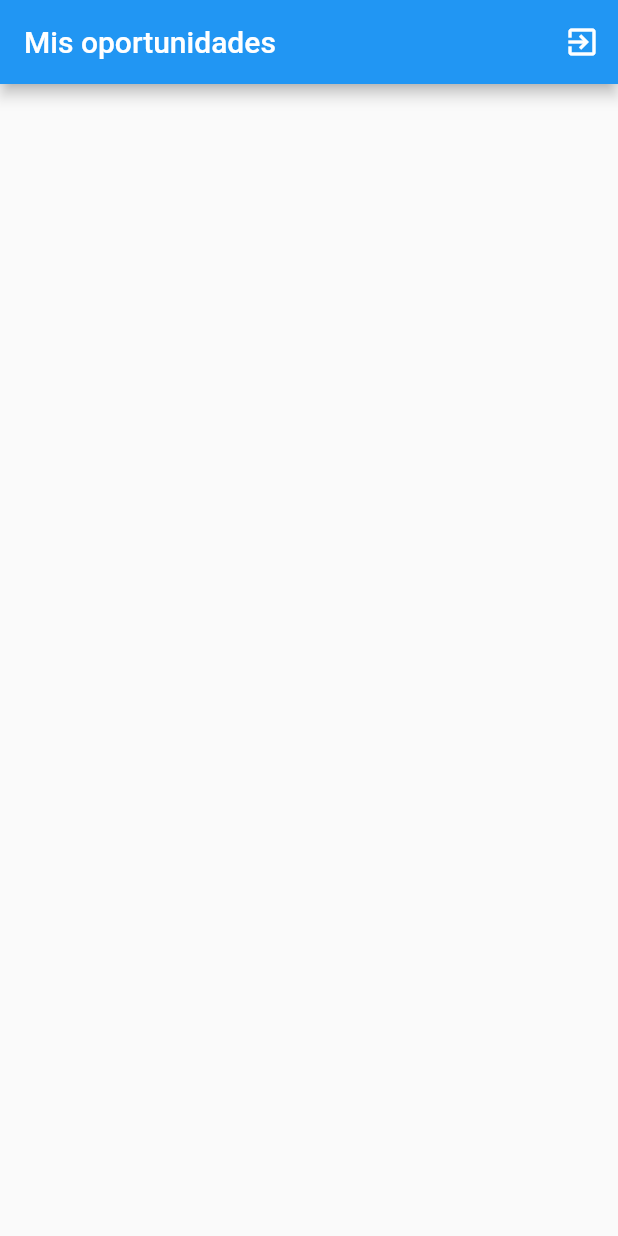
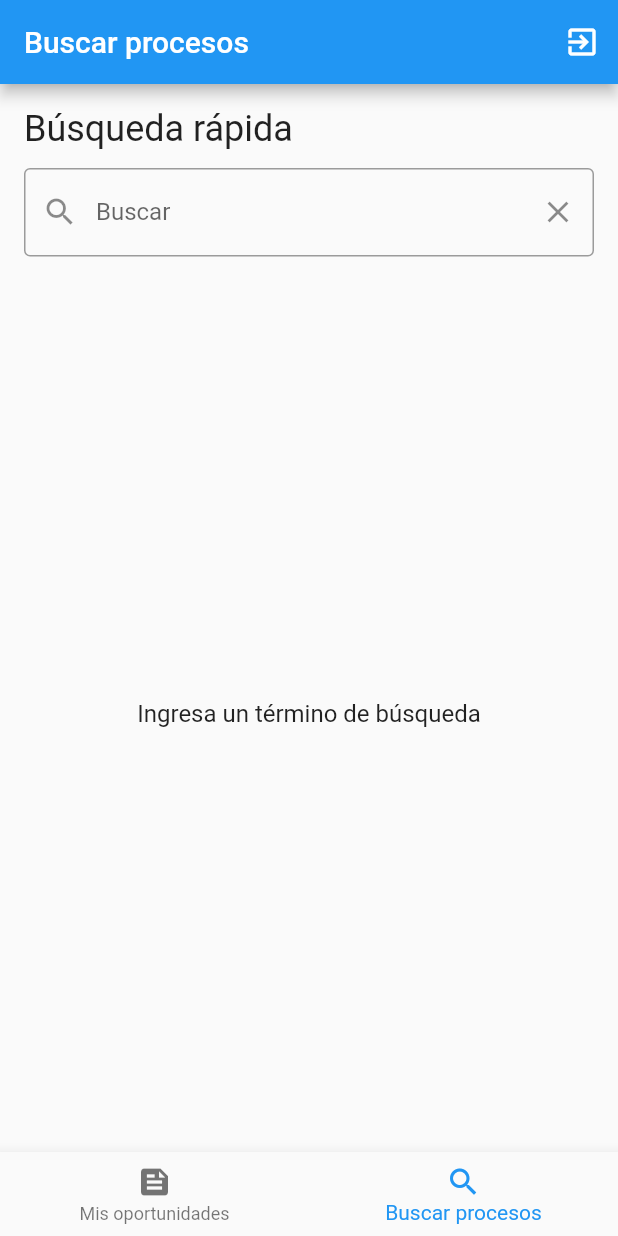
Before and after one commit to fabianMendez/oportunidades_cce, a Flutter app: the HomeView screen opened directly, on a phone screen of 412 x 824 dp. Run offline on Flutter 3.47's test engine with Material 2 defaults, Android fonts, the phone set to English and light mode, and no system bars; our stand-ins replace bloc, email_validator, equatable, flutter_bloc, flutter_secure_storage, get_it and 2 more; accounts and stored records are empty; generated files the repository leaves out were written again; network calls fail.

Commit message:
feat: quick search of process

```diff
--- /dev/null
+++ b/lib/src/home/buscar_procesos_view.dart
@@ -0,0 +1,35 @@
+import 'package:flutter/material.dart';
+import 'package:flutter_bloc/flutter_bloc.dart';
+import 'package:oportunidades_cce/src/authentication/user_details.dart';
+import 'package:oportunidades_cce/src/home/grupo_unspsc_repository.dart';
+import 'package:oportunidades_cce/src/home/process_search.dart';
+import 'package:oportunidades_cce/src/home/process_search_bloc.dart';
+import 'package:oportunidades_cce/src/home/widgets/logout_button.dart';
+import 'package:oportunidades_cce/src/service_locator.dart';
+import 'package:provider/provider.dart';
+
+class BuscarProcesosView extends StatelessWidget {
+  const BuscarProcesosView({Key? key}) : super(key: key);
+
+  @override
+  Widget build(BuildContext context) {
+    final userDetails = Provider.of<UserDetails>(context);
+
+    return Scaffold(
+      appBar: AppBar(
+        title: const Text('Buscar procesos'),
+        actions: const [LogoutButton()],
+      ),
+      body: BlocProvider<ProcessSearchBloc>(
+        create: (context) {
+          return ProcessSearchBloc(
+            userDetails: userDetails,
+            grupoUNSPSCRepository: sl.get<GrupoUNSPSCRepository>(),
+          )..add(const ProcessSearchStarted());
+        },
+        child: const ProcessSearch(),
+      ),
+      resizeToAvoidBottomInset: false,
+    );
+  }
+}
--- a/lib/src/home/grupo_unspsc_repository.dart
+++ b/lib/src/home/grupo_unspsc_repository.dart
@@ -111,6 +111,145 @@ class KeywordNotificationSetting extends Equatable {
 
   @override
   List<Object?> get props => [estado, id, texto];
+}
+
+class ProcessSearchResult extends Equatable {
+  const ProcessSearchResult({
+    required this.mongoId,
+    required this.descripcion,
+    required this.estado,
+    required this.codigoInterno,
+    required this.proceso,
+    required this.valor,
+    required this.ultimaFechaActualizacion,
+    required this.url,
+    required this.nitEntidad,
+    required this.fecha,
+    required this.plataforma,
+    required this.nombreEntidad,
+    required this.moneda,
+    required this.id,
+    required this.ocid,
+  });
+
+  final String mongoId;
+  final String descripcion;
+  final int estado;
+  final String codigoInterno;
+  final Proceso proceso;
+  final double valor;
+  final String ultimaFechaActualizacion;
+  final String url;
+  final String? nitEntidad;
+  final String fecha;
+  final String plataforma;
+  final String nombreEntidad;
+  final String moneda;
+  final int id;
+  final String ocid;
+
+  ProcessSearchResult.fromJson(Map<String, dynamic> map)
+      : mongoId = map['mongoId'],
+        descripcion = _unescape.convert(map['descripcion']),
+        estado = map['estado'],
+        codigoInterno = map['codigoInterno'],
+        proceso = Proceso.fromJson(map['proceso']),
+        valor = (map['valor'] as num).toDouble(),
+        ultimaFechaActualizacion = map['ultimaFechaActualizacion'],
+        url = map['url'],
+        nitEntidad = map['nitEntidad'],
+        fecha = map['fecha'],
+        plataforma = map['plataforma'],
+        nombreEntidad = _unescape.convert(map['nombreEntidad']),
+        moneda = map['moneda'],
+        id = map['id'],
+        ocid = map['ocid'];
+
+  @override
+  List<Object?> get props => [
+        mongoId,
+        descripcion,
+        estado,
+        codigoInterno,
+        proceso,
+        valor,
+        ultimaFechaActualizacion,
+        url,
+        nitEntidad,
+        fecha,
+        plataforma,
+        nombreEntidad,
+        moneda,
+        id,
+        ocid,
+      ];
+}
+
+class Proceso extends Equatable {
+  const Proceso({
+    required this.date,
+    required this.tender,
+    required this.buyer,
+  });
+
+  final String date;
+  final Tender tender;
+  final Buyer buyer;
+
+  Proceso.fromJson(Map<String, dynamic> map)
+      : date = map["date"],
+        tender = Tender.fromJson(map['tender']),
+        buyer = Buyer.fromJson(map['buyer']);
+
+  @override
+  List<Object?> get props => [date, tender, buyer];
+}
+
+class Buyer extends Equatable {
+  const Buyer({
+    required this.name,
+    required this.id,
+  });
+
+  final String name;
+  final String? id;
+
+  Buyer.fromJson(Map<String, dynamic> map)
+      : name = map['name'],
+        id = map['id'];
+
+  @override
+  List<Object?> get props => [name, id];
+}
+
+class Tender extends Equatable {
+  const Tender({
+    required this.title,
+    required this.value,
+  });
+  final String title;
+  final Value value;
+
+  Tender.fromJson(Map<String, dynamic> map)
+      : title = _unescape.convert(map['title']),
+        value = Value.fromJson(map['value']);
+
+  @override
+  List<Object?> get props => [title, value];
+}
+
+class Value extends Equatable {
+  const Value({
+    required this.amount,
+  });
+
+  final double amount;
+
+  Value.fromJson(Map<String, dynamic> map)
+      : amount = (map['amount'] as num).toDouble();
+
+  @override
+  List<Object?> get props => [amount];
 }
 
 class GrupoUNSPSCRepository {
@@ -266,4 +405,22 @@ class GrupoUNSPSCRepository {
       body: {'codigo': codigo, 'texto': texto},
     );
   }
+
+  Future<List<ProcessSearchResult>> getProcesosBusquedaRapida({
+    required String codigo,
+    required String texto,
+  }) async {
+    final res = await apiClient.request(
+      path: '/ServletBusquedaRapidaProcesos',
+      body: {
+        'codigo': codigo,
+        'texto': texto,
+      },
+    );
+
+    // print(res.body);
+    final List<dynamic> list = json.decode(res.body);
+
+    return list.map((it) => ProcessSearchResult.fromJson(it)).toList();
+  }
 }
--- a/lib/src/home/home_view.dart
+++ b/lib/src/home/home_view.dart
@@ -1,28 +1,46 @@
 import 'package:flutter/material.dart';
-import 'package:flutter_bloc/flutter_bloc.dart';
-import 'package:oportunidades_cce/src/authentication/authentication_bloc.dart';
-import 'package:oportunidades_cce/src/home/notificacion_listado_view.dart';
+import 'package:oportunidades_cce/src/home/buscar_procesos_view.dart';
+import 'package:oportunidades_cce/src/home/mis_oportunidades_view.dart';
 
-class HomeView extends StatelessWidget {
+class HomeView extends StatefulWidget {
   const HomeView({Key? key}) : super(key: key);
+
+  @override
+  State<HomeView> createState() => _HomeViewState();
+}
+
+class _HomeViewState extends State<HomeView> {
+  int _currentIndex = 1;
 
   @override
   Widget build(BuildContext context) {
     return Scaffold(
-      appBar: AppBar(
-        title: const Text('Mis oportunidades'),
-        actions: [
-          IconButton(
-            icon: const Icon(Icons.exit_to_app),
-            onPressed: () {
-              BlocProvider.of<AuthenticationBloc>(context)
-                  .add(const LoggedOut());
-            },
-            tooltip: 'Salir',
-          )
+      body: IndexedStack(
+        index: _currentIndex,
+        children: const [
+          MisOportunidadesView(),
+          BuscarProcesosView(),
         ],
       ),
-      body: const NotificacionListadoView(),
+      bottomNavigationBar: BottomNavigationBar(
+        currentIndex: _currentIndex,
+        onTap: (index) {
+          setState(() {
+            _currentIndex = index;
+          });
+        },
+        items: const [
+          BottomNavigationBarItem(
+            icon: Icon(Icons.feed),
+            label: 'Mis oportunidades',
+          ),
+          BottomNavigationBarItem(
+            icon: Icon(Icons.search),
+            label: 'Buscar procesos',
+          ),
+        ],
+      ),
+      resizeToAvoidBottomInset: false,
     );
   }
 }
--- a/lib/src/home/notificaciones_settings_view.dart
+++ b/lib/src/home/notificaciones_settings_view.dart
@@ -187,7 +187,10 @@ class KeywordNotificationSettingsListing extends StatelessWidget {
         final setting = settingsState.keywordNotificationSettings[index];
         return ListTile(
           title: Text(setting.texto),
-          subtitle: Text('${setting.estado}'),
+          trailing: IconButton(
+            onPressed: () {},
+            icon: const Icon(Icons.edit),
+          ),
         );
       },
     );
--- /dev/null
+++ b/lib/src/home/process_search.dart
@@ -0,0 +1,163 @@
+import 'package:flutter/material.dart';
+import 'package:flutter_bloc/flutter_bloc.dart';
+import 'package:intl/intl.dart';
+import 'package:oportunidades_cce/src/home/process_search_bloc.dart';
+import 'package:oportunidades_cce/src/widgets/search_field.dart';
+
+class ProcessSearch extends StatelessWidget {
+  const ProcessSearch({Key? key}) : super(key: key);
+
+  @override
+  Widget build(BuildContext context) {
+    final moneyFmt = NumberFormat('#,##0', 'es_CO');
+
+    return BlocBuilder<ProcessSearchBloc, ProcessSearchState>(
+      builder: (context, state) {
+        final isLoading = state is ProcessSearchLoading;
+        final isUninitialized = state is ProcessSearchUninitialized;
+
+        return Column(
+          crossAxisAlignment: CrossAxisAlignment.stretch,
+          children: [
+            const SizedBox(height: 16),
+            Padding(
+              padding: const EdgeInsets.symmetric(horizontal: 16),
+              child: Text(
+                'Búsqueda rápida',
+                style: Theme.of(context).textTheme.headline5,
+                textAlign: TextAlign.left,
+              ),
+            ),
+            const SizedBox(height: 12),
+            Padding(
+              padding: const EdgeInsets.symmetric(horizontal: 16),
+              child: SearchField(
+                value: state.term,
+                onSubmitted: (value) {
+                  BlocProvider.of<ProcessSearchBloc>(context).add(
+                    ProcessSearchTermChanged(term: value),
+                  );
+                },
+              ),
+            ),
+            const SizedBox(height: 12),
+            Expanded(
+              child: isUninitialized
+                  ? const Center(
+                      child: Text(
+                      'Ingresa un término de búsqueda',
+                      style: TextStyle(fontSize: 16),
+                    ))
+                  : isLoading
+                      ? const Center(
+                          child: CircularProgressIndicator.adaptive())
+                      : state.results.isEmpty
+                          ? const Center(
+                              child: Text(
+                                'No hay procesos que coincidan con el texto',
+                                style: TextStyle(fontSize: 16),
+                              ),
+                            )
+                          : ListView.builder(
+                              itemCount: state.results.length,
+                              itemBuilder: (context, index) {
+                                final result = state.results[index];
+                                return ExpansionTile(
+                                  title: Text(
+                                    result.nombreEntidad,
+                                  ),
+                                  subtitle: Text(
+                                    '\$${moneyFmt.format(result.proceso.tender.value.amount)} ${result.moneda}',
+                                  ),
+                                  children: [
+                                    Padding(
+                                      padding: const EdgeInsets.symmetric(
+                                        horizontal: 16,
+                                      ),
+                                      child: Column(
+                                        crossAxisAlignment:
+                                            CrossAxisAlignment.stretch,
+                                        children: [
+                                          // if (result.nitEntidad != null)
+                                          //   Text('NIT: ${result.nitEntidad}'),
+                                          // if (result.nitEntidad != null)
+                                          //   const SizedBox(height: 4),
+                                          // Text(
+                                          //     'Fecha inicial: ${result.proceso.date}'),
+                                          Row(
+                                            mainAxisAlignment:
+                                                MainAxisAlignment.spaceBetween,
+                                            children: [
+                                              Column(
+                                                crossAxisAlignment:
+                                                    CrossAxisAlignment.start,
+                                                children: [
+                                                  const Text(
+                                                    'Inicia',
+                                                    style: TextStyle(
+                                                        color: Colors.black54),
+                                                  ),
+                                                  Text(
+                                                    result.proceso.date,
+                                                    style: const TextStyle(
+                                                        fontWeight:
+                                                            FontWeight.w500),
+                                                  ),
+                                                ],
+                                              ),
+                                              if (result.nitEntidad != null)
+                                                Column(
+                                                  crossAxisAlignment:
+                                                      CrossAxisAlignment.start,
+                                                  children: [
+                                                    const Text(
+                                                      'NIT',
+                                                      style: TextStyle(
+                                                          color:
+                                                              Colors.black54),
+                                                    ),
+                                                    Text(
+                                                      result.nitEntidad!,
+                                                      style: const TextStyle(
+                                                          fontWeight:
+                                                              FontWeight.w500),
+                                                    ),
+                                                  ],
+                                                ),
+                                            ],
+                                          ),
+                                          const SizedBox(height: 4),
+                                          Text(result.descripcion),
+                                        ],
+                                      ),
+                                    ),
+                                    const SizedBox(height: 4),
+                                    Padding(
+                                      padding: const EdgeInsets.symmetric(
+                                        horizontal: 16,
+                                      ),
+                                      child: Row(
+                                        mainAxisAlignment:
+                                            MainAxisAlignment.end,
+                                        children: [
+                                          IconButton(
+                                            onPressed: () {},
+                                            tooltip: 'Ver',
+                                            icon: const Icon(Icons.open_in_new),
+                                          ),
+                                        ],
+                                      ),
+                                    ),
+                                  ],
+                                );
+                              },
+                              // separatorBuilder: (_, __) =>
+                              //     const Divider(height: 16),
+                            ),
+            ),
+          ],
+        );
+      },
+    );
+  }
+}
--- /dev/null
+++ b/lib/src/home/process_search_bloc.dart
@@ -0,0 +1,151 @@
+import 'package:bloc/bloc.dart';
+import 'package:equatable/equatable.dart';
+import 'package:oportunidades_cce/src/authentication/user_details.dart';
+import 'package:oportunidades_cce/src/home/grupo_unspsc_repository.dart';
+
+class ProcessSearchBloc extends Bloc<ProcessSearchEvent, ProcessSearchState> {
+  ProcessSearchBloc({
+    required this.userDetails,
+    required this.grupoUNSPSCRepository,
+  }) : super(const ProcessSearchUninitialized());
+
+  final UserDetails userDetails;
+  final GrupoUNSPSCRepository grupoUNSPSCRepository;
+
+  Stream<ProcessSearchState> _searchByTerm(ProcessSearchState state) async* {
+    try {
+      yield ProcessSearchLoading(term: state.term);
+      final results = await grupoUNSPSCRepository.getProcesosBusquedaRapida(
+        codigo: userDetails.codigo,
+        texto: state.term,
+      );
+
+      print(results.length);
+
+      yield ProcessSearchReady(
+        term: state.term,
+        results: results,
+      );
+    } catch (err, str) {
+      print(err);
+      print(str);
+      yield ProcessSearchFailure(
+        err.toString(),
+        term: state.term,
+      );
+    }
+  }
+
+  @override
+  Stream<ProcessSearchState> mapEventToState(ProcessSearchEvent event) async* {
+    if (event is ProcessSearchStarted) {
+      // yield* _searchByTerm(state);
+    } else if (event is ProcessSearchTermChanged) {
+      if (event.term.isEmpty) {
+        yield const ProcessSearchUninitialized();
+      } else {
+        yield* _searchByTerm(ProcessSearchState(
+          results: state.results,
+          term: event.term,
+        ));
+      }
+    }
+  }
+}
+
+abstract class ProcessSearchEvent extends Equatable {
+  const ProcessSearchEvent();
+
+  @override
+  List<Object?> get props => [];
+}
+
+class ProcessSearchStarted extends ProcessSearchEvent {
+  const ProcessSearchStarted();
+}
+
+class ProcessSearchGrupoChanged extends ProcessSearchEvent {
+  const ProcessSearchGrupoChanged({
+    required this.grupo,
+  });
+
+  final int grupo;
+
+  @override
+  List<Object?> get props => [...super.props, grupo];
+}
+
+class ProcessSearchTermChanged extends ProcessSearchEvent {
+  const ProcessSearchTermChanged({
+    required this.term,
+  });
+
+  final String term;
+
+  @override
+  List<Object?> get props => [...super.props, term];
+}
+
+class NotificacionesSettingsFamiliaSeleccionada extends ProcessSearchEvent {
+  const NotificacionesSettingsFamiliaSeleccionada({required this.id});
+
+  final int id;
+
+  @override
+  List<Object?> get props => [...super.props, id];
+}
+
+class ProcessSearchState extends Equatable {
+  const ProcessSearchState({
+    this.term = '',
+    this.results = const [],
+  });
+
+  const ProcessSearchState.initial()
+      : term = '',
+        results = const [];
+
+  final String term;
+  final List<ProcessSearchResult> results;
+
+  @override
+  List<Object?> get props => [
+        term,
+        results,
+      ];
+}
+
+class ProcessSearchUninitialized extends ProcessSearchState {
+  const ProcessSearchUninitialized();
+}
+
+class ProcessSearchLoading extends ProcessSearchState {
+  const ProcessSearchLoading({
+    String term = '',
+  }) : super(
+          term: term,
+        );
+}
+
+class ProcessSearchReady extends ProcessSearchState {
+  const ProcessSearchReady({
+    String term = '',
+    required List<ProcessSearchResult> results,
+  }) : super(
+          term: term,
+          results: results,
+        );
+}
+
+class ProcessSearchFailure extends ProcessSearchState {
+  const ProcessSearchFailure(
+    this.error, {
+    String term = '',
+  }) : super(
+          term: term,
+        );
+  final String error;
+
+  @override
+  List<Object?> get props => [...super.props, error];
+}
--- /dev/null
+++ b/lib/src/home/widgets/logout_button.dart
@@ -0,0 +1,18 @@
+import 'package:flutter/material.dart';
+import 'package:flutter_bloc/flutter_bloc.dart';
+import 'package:oportunidades_cce/src/authentication/authentication_bloc.dart';
+
+class LogoutButton extends StatelessWidget {
+  const LogoutButton({Key? key}) : super(key: key);
+
+  @override
+  Widget build(BuildContext context) {
+    return IconButton(
+      icon: const Icon(Icons.exit_to_app),
+      onPressed: () {
+        BlocProvider.of<AuthenticationBloc>(context).add(const LoggedOut());
+      },
+      tooltip: 'Salir',
+    );
+  }
+}
--- a/pubspec.yaml
+++ b/pubspec.yaml
@@ -25,6 +25,7 @@ dependencies:
   html_unescape: ^2.0.0
   http: ^0.13.3
   implicitly_animated_reorderable_list: ^0.4.1
+  intl: ^0.17.0
   provider: ^6.0.0
 
 dev_dependencies:
```
Also changed, not shown: lib/src/home/mis_oportunidades_view.dart (added, +19 -0 lines), pubspec.lock.
